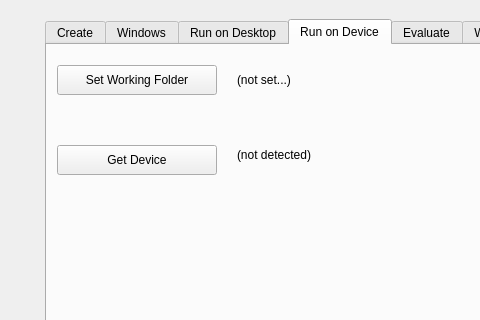
This is tools/nitpick/ui/Nitpick.ui in vircadia/vircadia-native-core as Qt 5 draws it before an edit; both pictures show x 0 to 480 and y 157 to 477 of the 720 by 870 pixel window. The edited form follows.
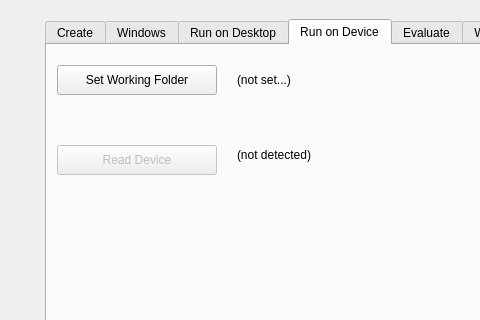
This is the edited form. The open tabs and pages were chosen to show the change.

Commit message: Read device button enabled after setting working folder.

Patch:
```diff
--- a/tools/nitpick/ui/Nitpick.ui
+++ b/tools/nitpick/ui/Nitpick.ui
@@ -551,7 +551,10 @@
      <attribute name="title">
       <string>Run on Device</string>
      </attribute>
-     <widget class="QPushButton" name="getDeviceButton">
+     <widget class="QPushButton" name="readDeviceButton">
+      <property name="enabled">
+       <bool>false</bool>
+      </property>
       <property name="geometry">
        <rect>
         <x>10</x>
@@ -561,7 +564,7 @@
        </rect>
       </property>
       <property name="text">
-       <string>Get Device</string>
+       <string>Read Device</string>
       </property>
      </widget>
      <widget class="QLabel" name="label">
```
Left out of the diff: 2 changed lines with no effect on the pictures. The commit also changes 4 other files.
